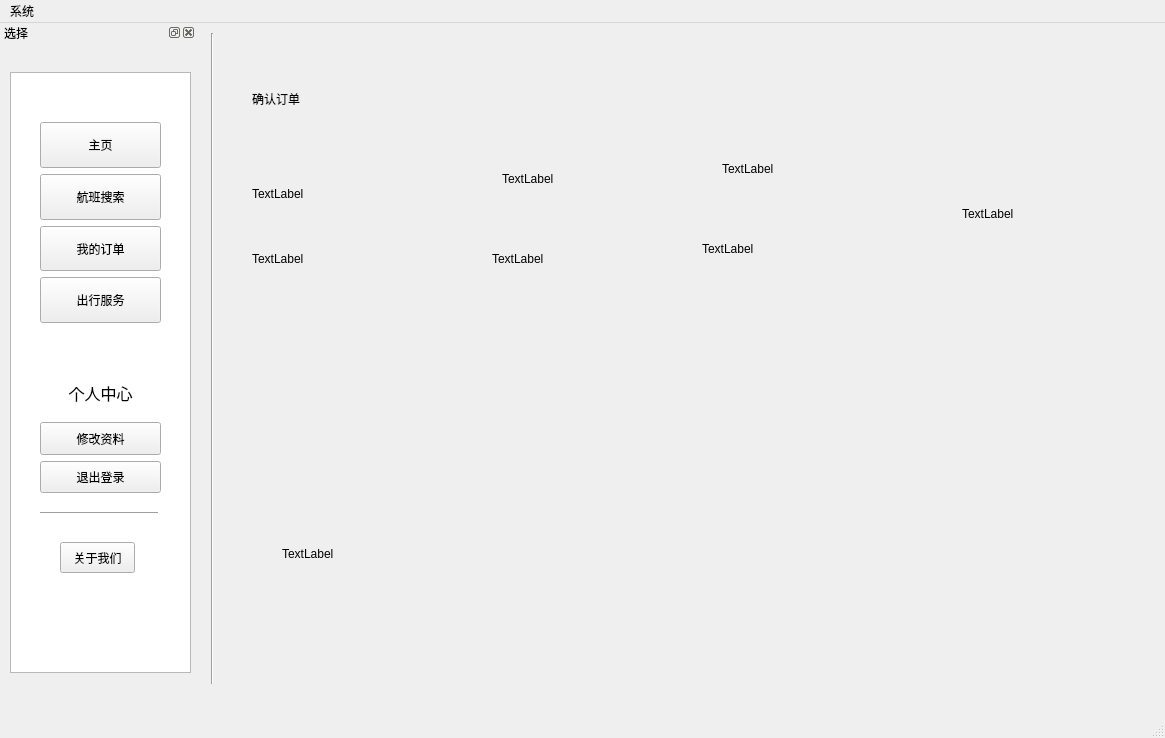
Qt form AAMS/UI/LogCataWin.ui (LFNL-scholar/PyQt-Game-Utility-Collection) before a commit.
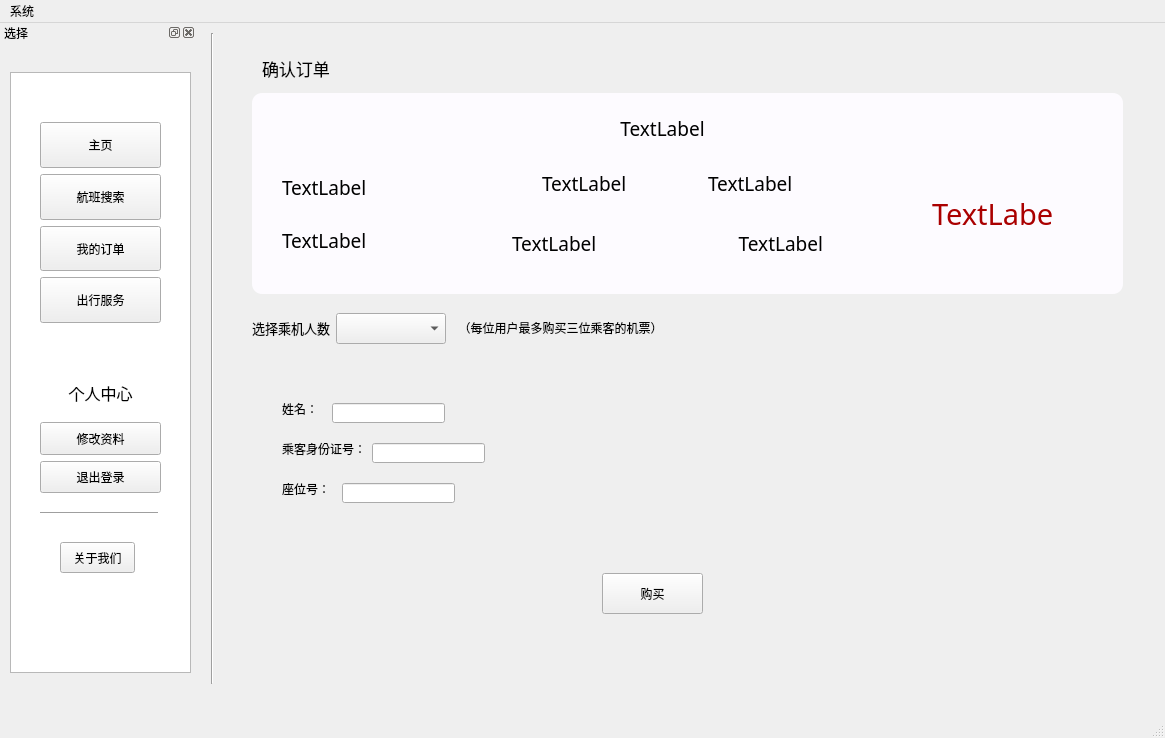
The same form after that commit. Icons and pictures are not drawn.

```diff
--- a/AAMS/UI/LogCataWin.ui
+++ b/AAMS/UI/LogCataWin.ui
@@ -615,122 +615,395 @@
      </widget>
     </widget>
     <widget class="QWidget" name="Pause">
-     <widget class="QLabel" name="FlightInfoLabel">
-      <property name="geometry">
-       <rect>
-        <x>60</x>
-        <y>450</y>
-        <width>741</width>
-        <height>141</height>
-       </rect>
-      </property>
-      <property name="text">
-       <string>TextLabel</string>
-      </property>
-     </widget>
      <widget class="QLabel" name="Show">
       <property name="geometry">
        <rect>
-        <x>30</x>
-        <y>50</y>
-        <width>51</width>
-        <height>31</height>
+        <x>40</x>
+        <y>10</y>
+        <width>81</width>
+        <height>51</height>
        </rect>
       </property>
+      <property name="font">
+       <font>
+        <family>黑体</family>
+        <pointsize>13</pointsize>
+       </font>
+      </property>
       <property name="text">
        <string>确认订单</string>
       </property>
      </widget>
-     <widget class="QLabel" name="DepartureTimeLabel">
+     <widget class="QFrame" name="frame">
       <property name="geometry">
        <rect>
-        <x>280</x>
-        <y>120</y>
-        <width>101</width>
-        <height>51</height>
+        <x>30</x>
+        <y>60</y>
+        <width>871</width>
+        <height>201</height>
        </rect>
       </property>
-      <property name="text">
-       <string>TextLabel</string>
+      <property name="styleSheet">
+       <string notr="true">QFrame {
+    background-color: rgb(253, 251, 255);
+	border-radius: 10px;  /* 圆角半径为10像素 */
+}
+</string>
       </property>
-     </widget>
-     <widget class="QLabel" name="ArrivalTimeLabel">
-      <property name="geometry">
-       <rect>
-        <x>500</x>
-        <y>110</y>
-        <width>101</width>
-        <height>51</height>
-       </rect>
+      <property name="frameShape">
+       <enum>QFrame::StyledPanel</enum>
       </property>
-      <property name="text">
-       <string>TextLabel</string>
+      <property name="frameShadow">
+       <enum>QFrame::Raised</enum>
       </property>
+      <widget class="QWidget" name="">
+       <property name="geometry">
+        <rect>
+         <x>30</x>
+         <y>70</y>
+         <width>121</width>
+         <height>101</height>
+        </rect>
+       </property>
+       <layout class="QVBoxLayout" name="verticalLayout_5">
+        <item>
+         <widget class="QLabel" name="FlightNumberLabel">
+          <property name="font">
+           <font>
+            <family>Rajdhani SemiBold</family>
+            <pointsize>14</pointsize>
+           </font>
+          </property>
+          <property name="text">
+           <string>TextLabel</string>
+          </property>
+         </widget>
+        </item>
+        <item>
+         <widget class="QLabel" name="PlaneTypeLabel">
+          <property name="font">
+           <font>
+            <family>Rajdhani SemiBold</family>
+            <pointsize>14</pointsize>
+           </font>
+          </property>
+          <property name="text">
+           <string>TextLabel</string>
+          </property>
+         </widget>
+        </item>
+       </layout>
+      </widget>
+      <widget class="QWidget" name="">
+       <property name="geometry">
+        <rect>
+         <x>260</x>
+         <y>130</y>
+         <width>311</width>
+         <height>41</height>
+        </rect>
+       </property>
+       <layout class="QHBoxLayout" name="horizontalLayout_15">
+        <item>
+         <widget class="QLabel" name="DepartureAirportLabel">
+          <property name="sizePolicy">
+           <sizepolicy hsizetype="Preferred" vsizetype="Fixed">
+            <horstretch>0</horstretch>
+            <verstretch>0</verstretch>
+           </sizepolicy>
+          </property>
+          <property name="font">
+           <font>
+            <family>黑体</family>
+            <pointsize>14</pointsize>
+           </font>
+          </property>
+          <property name="text">
+           <string>TextLabel</string>
+          </property>
+         </widget>
+        </item>
+        <item>
+         <widget class="QLabel" name="ArrivalAirportLabel">
+          <property name="sizePolicy">
+           <sizepolicy hsizetype="Fixed" vsizetype="Fixed">
+            <horstretch>0</horstretch>
+            <verstretch>0</verstretch>
+           </sizepolicy>
+          </property>
+          <property name="font">
+           <font>
+            <family>黑体</family>
+            <pointsize>14</pointsize>
+           </font>
+          </property>
+          <property name="layoutDirection">
+           <enum>Qt::RightToLeft</enum>
+          </property>
+          <property name="text">
+           <string>TextLabel</string>
+          </property>
+          <property name="alignment">
+           <set>Qt::AlignRight|Qt::AlignTrailing|Qt::AlignVCenter</set>
+          </property>
+         </widget>
+        </item>
+       </layout>
+      </widget>
+      <widget class="QWidget" name="">
+       <property name="geometry">
+        <rect>
+         <x>290</x>
+         <y>70</y>
+         <width>251</width>
+         <height>41</height>
+        </rect>
+       </property>
+       <layout class="QHBoxLayout" name="horizontalLayout_16">
+        <item>
+         <widget class="QLabel" name="DepartureTimeLabel">
+          <property name="font">
+           <font>
+            <family>Rajdhani SemiBold</family>
+            <pointsize>14</pointsize>
+           </font>
+          </property>
+          <property name="text">
+           <string>TextLabel</string>
+          </property>
+         </widget>
+        </item>
+        <item>
+         <widget class="QLabel" name="ArrivalTimeLabel">
+          <property name="sizePolicy">
+           <sizepolicy hsizetype="Fixed" vsizetype="Preferred">
+            <horstretch>0</horstretch>
+            <verstretch>0</verstretch>
+           </sizepolicy>
+          </property>
+          <property name="font">
+           <font>
+            <family>Rajdhani SemiBold</family>
+            <pointsize>14</pointsize>
+           </font>
+          </property>
+          <property name="layoutDirection">
+           <enum>Qt::LeftToRight</enum>
+          </property>
+          <property name="text">
+           <string>TextLabel</string>
+          </property>
+         </widget>
+        </item>
+       </layout>
+      </widget>
+      <widget class="QLabel" name="DepartureDateLabel">
+       <property name="geometry">
+        <rect>
+         <x>270</x>
+         <y>20</y>
+         <width>281</width>
+         <height>31</height>
+        </rect>
+       </property>
+       <property name="font">
+        <font>
+         <family>Rajdhani SemiBold</family>
+         <pointsize>14</pointsize>
+        </font>
+       </property>
+       <property name="layoutDirection">
+        <enum>Qt::RightToLeft</enum>
+       </property>
+       <property name="text">
+        <string>TextLabel</string>
+       </property>
+       <property name="alignment">
+        <set>Qt::AlignCenter</set>
+       </property>
+      </widget>
+      <widget class="QLabel" name="PriceLabel">
+       <property name="geometry">
+        <rect>
+         <x>680</x>
+         <y>70</y>
+         <width>121</width>
+         <height>101</height>
+        </rect>
+       </property>
+       <property name="font">
+        <font>
+         <family>Rajdhani SemiBold</family>
+         <pointsize>22</pointsize>
+         <weight>50</weight>
+         <bold>false</bold>
+        </font>
+       </property>
+       <property name="styleSheet">
+        <string notr="true">#PriceLabel {
+    color: rgb(170, 0, 0);
+}
+
+</string>
+       </property>
+       <property name="text">
+        <string>TextLabel</string>
+       </property>
+       <property name="scaledContents">
+        <bool>false</bool>
+       </property>
+       <property name="wordWrap">
+        <bool>false</bool>
+       </property>
+      </widget>
      </widget>
-     <widget class="QLabel" name="DepartureAirportLabel">
+     <widget class="QStackedWidget" name="stackedWidget_2">
       <property name="geometry">
        <rect>
-        <x>270</x>
-        <y>210</y>
-        <width>101</width>
-        <height>31</height>
+        <x>30</x>
+        <y>330</y>
+        <width>861</width>
+        <height>181</height>
        </rect>
       </property>
-      <property name="text">
-       <string>TextLabel</string>
-      </property>
+      <widget class="QWidget" name="page">
+       <widget class="QLabel" name="label_17">
+        <property name="geometry">
+         <rect>
+          <x>30</x>
+          <y>70</y>
+          <width>91</width>
+          <height>31</height>
+         </rect>
+        </property>
+        <property name="text">
+         <string>乘客身份证号：</string>
+        </property>
+       </widget>
+       <widget class="QLabel" name="label_18">
+        <property name="geometry">
+         <rect>
+          <x>30</x>
+          <y>110</y>
+          <width>91</width>
+          <height>31</height>
+         </rect>
+        </property>
+        <property name="text">
+         <string>座位号：</string>
+        </property>
+       </widget>
+       <widget class="QLabel" name="label_19">
+        <property name="geometry">
+         <rect>
+          <x>30</x>
+          <y>30</y>
+          <width>91</width>
+          <height>31</height>
+         </rect>
+        </property>
+        <property name="text">
+         <string>姓名：</string>
+        </property>
+       </widget>
+       <widget class="QLineEdit" name="lineEdit">
+        <property name="geometry">
+         <rect>
+          <x>80</x>
+          <y>40</y>
+          <width>113</width>
+          <height>20</height>
+         </rect>
+        </property>
+       </widget>
+       <widget class="QLineEdit" name="lineEdit_2">
+        <property name="geometry">
+         <rect>
+          <x>120</x>
+          <y>80</y>
+          <width>113</width>
+          <height>20</height>
+         </rect>
+        </property>
+       </widget>
+       <widget class="QLineEdit" name="lineEdit_3">
+        <property name="geometry">
+         <rect>
+          <x>90</x>
+          <y>120</y>
+          <width>113</width>
+          <height>20</height>
+         </rect>
+        </property>
+       </widget>
+      </widget>
+      <widget class="QWidget" name="page_2"/>
      </widget>
-     <widget class="QLabel" name="ArrivalAirportLabel">
+     <widget class="QPushButton" name="pushButton">
       <property name="geometry">
        <rect>
-        <x>480</x>
-        <y>200</y>
-        <width>101</width>
-        <height>31</height>
-       </rect>
-      </property>
-      <property name="text">
-       <string>TextLabel</string>
-      </property>
-     </widget>
-     <widget class="QLabel" name="FlightNumberLabel">
-      <property name="geometry">
-       <rect>
-        <x>30</x>
-        <y>140</y>
+        <x>380</x>
+        <y>540</y>
         <width>101</width>
         <height>41</height>
        </rect>
       </property>
       <property name="text">
-       <string>TextLabel</string>
+       <string>购买</string>
       </property>
      </widget>
-     <widget class="QLabel" name="PlaneTypeLabel">
+     <widget class="QWidget" name="">
       <property name="geometry">
        <rect>
         <x>30</x>
-        <y>210</y>
-        <width>81</width>
+        <y>280</y>
+        <width>411</width>
         <height>31</height>
        </rect>
       </property>
-      <property name="text">
-       <string>TextLabel</string>
-      </property>
-     </widget>
-     <widget class="QLabel" name="PriceLabel">
-      <property name="geometry">
-       <rect>
-        <x>740</x>
-        <y>130</y>
-        <width>101</width>
-        <height>101</height>
-       </rect>
-      </property>
-      <property name="text">
-       <string>TextLabel</string>
-      </property>
+      <layout class="QHBoxLayout" name="horizontalLayout_17">
+       <item>
+        <widget class="QLabel" name="label_10">
+         <property name="sizePolicy">
+          <sizepolicy hsizetype="Fixed" vsizetype="Fixed">
+           <horstretch>0</horstretch>
+           <verstretch>0</verstretch>
+          </sizepolicy>
+         </property>
+         <property name="font">
+          <font>
+           <pointsize>10</pointsize>
+          </font>
+         </property>
+         <property name="text">
+          <string>选择乘机人数</string>
+         </property>
+        </widget>
+       </item>
+       <item>
+        <widget class="QComboBox" name="comboBox">
+         <property name="sizePolicy">
+          <sizepolicy hsizetype="Preferred" vsizetype="Expanding">
+           <horstretch>0</horstretch>
+           <verstretch>0</verstretch>
+          </sizepolicy>
+         </property>
+        </widget>
+       </item>
+       <item>
+        <widget class="QLabel" name="label_12">
+         <property name="sizePolicy">
+          <sizepolicy hsizetype="Fixed" vsizetype="Fixed">
+           <horstretch>0</horstretch>
+           <verstretch>0</verstretch>
+          </sizepolicy>
+         </property>
+         <property name="text">
+          <string>  （每位用户最多购买三位乘客的机票）</string>
+         </property>
+        </widget>
+       </item>
+      </layout>
      </widget>
     </widget>
    </widget>
```
